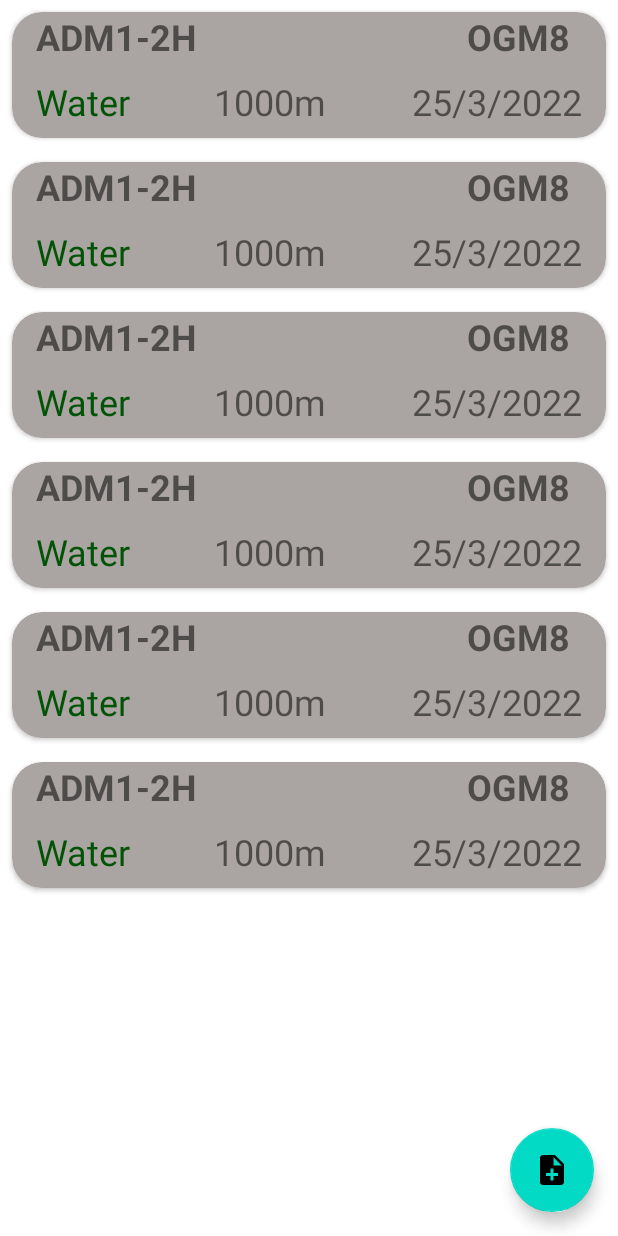
After one commit to mostafa-n3ma/Pcm-helper1.0, an Android app: the layout fragment_lines_main.xml on its own in the app's theme, with its tools: preview values and no code run, on a phone screen of 412 x 824 dp. The commit adds this screen. Run offline under Robolectric (Android 15) with nearby library versions, the phone set to English and light mode, and no system bars.

Commit message:
feat:set up LineMainFragment
prepare the fragment layout fragment_lines_main.xml\
adding recycler view and fab button
prepare the item layout for the recycler view line_item.xml
ande cline the activity_main.xml from un necessary views

```diff
--- a/app/src/main/java/com/mostafan3ma/android/pcm_helper10/MainActivity.kt
+++ b/app/src/main/java/com/mostafan3ma/android/pcm_helper10/MainActivity.kt
@@ -33,11 +33,7 @@ class MainActivity : AppCompatActivity() {
         appBarConfiguration = AppBarConfiguration(navController.graph)
         setupActionBarWithNavController(navController, appBarConfiguration)
 
-        binding.fab.setOnClickListener { view ->
-            Snackbar.make(view, "Replace with your own action", Snackbar.LENGTH_LONG)
-                .setAction("Action", null).show()
 
-        }
     }
 
     override fun onCreateOptionsMenu(menu: Menu): Boolean {
--- /dev/null
+++ b/app/src/main/res/drawable/ic_add_line.xml
@@ -0,0 +1,11 @@
+<vector xmlns:android="http://schemas.android.com/apk/res/android"
+    android:width="24dp"
+    android:height="24dp"
+    android:viewportWidth="24"
+    android:viewportHeight="24"
+    android:tint="?attr/colorControlNormal"
+    android:autoMirrored="true">
+  <path
+      android:fillColor="@android:color/white"
+      android:pathData="M14,2L6,2c-1.1,0 -1.99,0.9 -1.99,2L4,20c0,1.1 0.89,2 1.99,2L18,22c1.1,0 2,-0.9 2,-2L20,8l-6,-6zM16,16h-3v3h-2v-3L8,16v-2h3v-3h2v3h3v2zM13,9L13,3.5L18.5,9L13,9z"/>
+</vector>
--- /dev/null
+++ b/app/src/main/res/layout/fragment_lines_main.xml
@@ -0,0 +1,30 @@
+<?xml version="1.0" encoding="utf-8"?>
+<androidx.coordinatorlayout.widget.CoordinatorLayout
+    xmlns:android="http://schemas.android.com/apk/res/android"
+    xmlns:app="http://schemas.android.com/apk/res-auto"
+    xmlns:tools="http://schemas.android.com/tools"
+    android:layout_width="match_parent"
+    android:layout_height="match_parent"
+    tools:context=".Lines.MainLinesFragment">
+
+    <androidx.recyclerview.widget.RecyclerView
+        android:id="@+id/line_recycler"
+        android:layout_width="match_parent"
+        android:layout_height="match_parent"
+        tools:itemCount="10"
+        tools:listitem="@layout/line_item"
+        />
+
+
+
+    <com.google.android.material.floatingactionbutton.FloatingActionButton
+        android:id="@+id/fab_btn"
+        android:layout_width="wrap_content"
+        android:layout_height="wrap_content"
+        android:layout_gravity="bottom|end"
+        android:layout_marginEnd="@dimen/fab_margin"
+        android:layout_marginBottom="@dimen/fab_margin"
+        app:srcCompat="@drawable/ic_add_line" />
+
+
+</androidx.coordinatorlayout.widget.CoordinatorLayout>
--- /dev/null
+++ b/app/src/main/res/layout/line_item.xml
@@ -0,0 +1,84 @@
+<?xml version="1.0" encoding="utf-8"?>
+<androidx.constraintlayout.widget.ConstraintLayout xmlns:android="http://schemas.android.com/apk/res/android"
+    xmlns:app="http://schemas.android.com/apk/res-auto"
+    xmlns:tools="http://schemas.android.com/tools"
+    android:layout_width="match_parent"
+    android:layout_height="100dp">
+
+    <androidx.cardview.widget.CardView
+        android:id="@+id/main_card"
+        android:layout_width="match_parent"
+        android:layout_height="match_parent"
+        android:layout_margin="8dp"
+        android:backgroundTint="#AAA5A3"
+        app:cardCornerRadius="@dimen/card_view_corner">
+
+        <androidx.constraintlayout.widget.ConstraintLayout
+            android:layout_width="match_parent"
+            android:layout_height="match_parent">
+
+            <TextView
+                android:id="@+id/line_neme"
+                android:layout_width="wrap_content"
+                android:layout_height="wrap_content"
+                android:layout_marginStart="16dp"
+                android:textSize="@dimen/text_normal_size"
+                android:textStyle="bold"
+                app:layout_constraintEnd_toEndOf="parent"
+                app:layout_constraintHorizontal_bias="0.0"
+                app:layout_constraintStart_toStartOf="parent"
+                app:layout_constraintTop_toTopOf="parent"
+                tools:text="ADM1-2H" />
+
+            <TextView
+                android:id="@+id/line_ogm"
+                android:layout_width="wrap_content"
+                android:layout_height="wrap_content"
+                android:layout_marginEnd="24dp"
+                android:textSize="@dimen/text_normal_size"
+                android:textStyle="bold"
+                app:layout_constraintBaseline_toBaselineOf="@+id/line_neme"
+                app:layout_constraintEnd_toEndOf="parent"
+                app:layout_constraintHorizontal_bias="1.0"
+                app:layout_constraintStart_toStartOf="parent"
+                tools:text="OGM8" />
+
+            <TextView
+                android:id="@+id/line_type"
+                android:layout_width="wrap_content"
+                android:layout_height="wrap_content"
+                android:layout_marginLeft="16dp"
+                android:layout_marginBottom="8dp"
+                android:textSize="@dimen/text_normal_size"
+                app:layout_constraintBottom_toBottomOf="parent"
+                app:layout_constraintStart_toStartOf="parent"
+                tools:text="Water"
+                tools:textColor="#025306" />
+
+            <TextView
+                android:id="@+id/line_length"
+                android:layout_width="wrap_content"
+                android:layout_height="wrap_content"
+                android:textSize="@dimen/text_normal_size"
+                app:layout_constraintBaseline_toBaselineOf="@+id/line_type"
+                app:layout_constraintEnd_toEndOf="parent"
+                app:layout_constraintHorizontal_bias="0.42"
+                app:layout_constraintStart_toStartOf="parent"
+                tools:text="1000m" />
+
+            <TextView
+                android:id="@+id/line_date"
+                android:layout_width="wrap_content"
+                android:layout_height="wrap_content"
+                android:layout_marginEnd="16dp"
+                android:textSize="@dimen/text_normal_size"
+                app:layout_constraintBaseline_toBaselineOf="@+id/line_length"
+                app:layout_constraintEnd_toEndOf="parent"
+                tools:text="25/3/2022" />
+
+        </androidx.constraintlayout.widget.ConstraintLayout>
+
+
+    </androidx.cardview.widget.CardView>
+
+</androidx.constraintlayout.widget.ConstraintLayout>
--- a/app/src/main/res/values/dimens.xml
+++ b/app/src/main/res/values/dimens.xml
@@ -1,3 +1,5 @@
 <resources>
     <dimen name="fab_margin">16dp</dimen>
+    <dimen name="card_view_corner">20dp</dimen>
+    <dimen name="text_normal_size">24sp</dimen>
 </resources>
```
Also changed, not shown: app/src/main/java/com/mostafan3ma/android/pcm_helper10/LineDetailsFragment.kt (deleted, +0 -37 lines), app/src/main/java/com/mostafan3ma/android/pcm_helper10/Lines/MainLinesFragment.kt (+4 -6 lines), app/src/main/java/com/mostafan3ma/android/pcm_helper10/Lines/Operations/LineDetailsFragment.kt (+33 -1 lines), app/src/main/res/layout/activity_main.xml (+0 -8 lines), app/src/main/res/layout/fragment_first.xml (deleted, +0 -28 lines), app/src/main/res/layout/fragment_line_details.xml (added, +9 -0 lines), app/src/main/res/layout/fragment_second.xml (deleted, +0 -27 lines), app/src/main/res/navigation/nav_graph.xml (+5 -5 lines).
